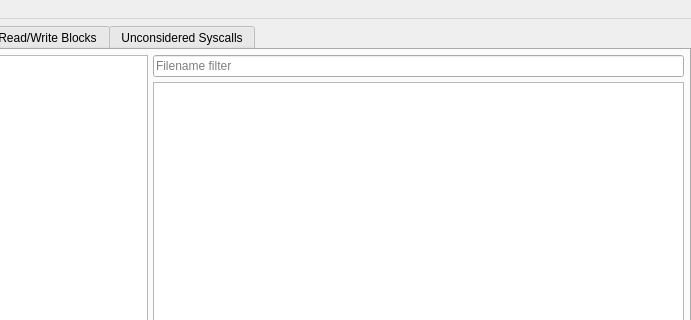
nicolasgross/iotrace-gui, file iotracegui/view/main_window.ui: the form before one commit; both pictures show x 109 to 800 and y 0 to 320 of the 800 by 493 pixel window.
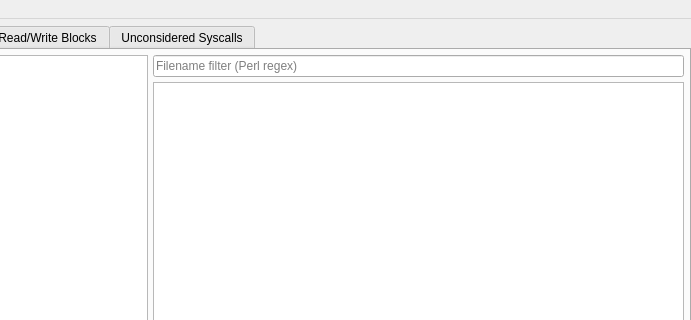
The form after the commit.

Commit message: Add regex filter for filenames

What changed in the file:
```diff
--- a/iotracegui/view/main_window.ui
+++ b/iotracegui/view/main_window.ui
@@ -91,7 +91,7 @@
           <item>
            <widget class="QLineEdit" name="filestatsLineEdit">
             <property name="placeholderText">
-             <string>Filename filter</string>
+             <string>Filename filter (Perl regex)</string>
             </property>
            </widget>
           </item>
```
The commit also changes 4 other files.
